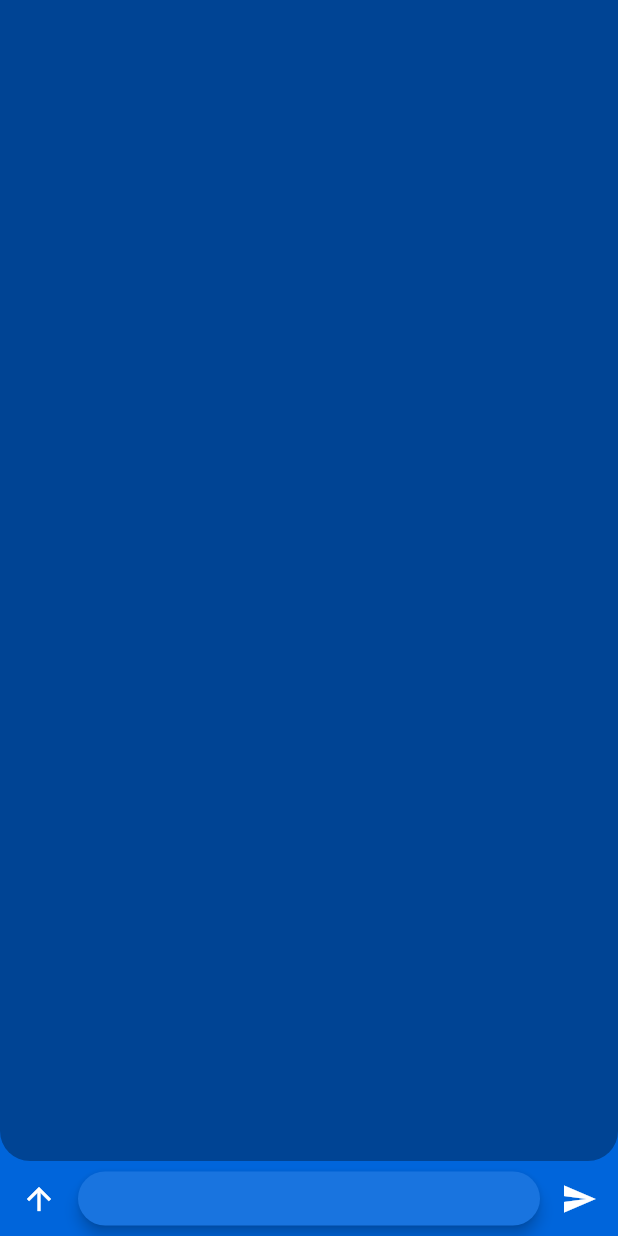
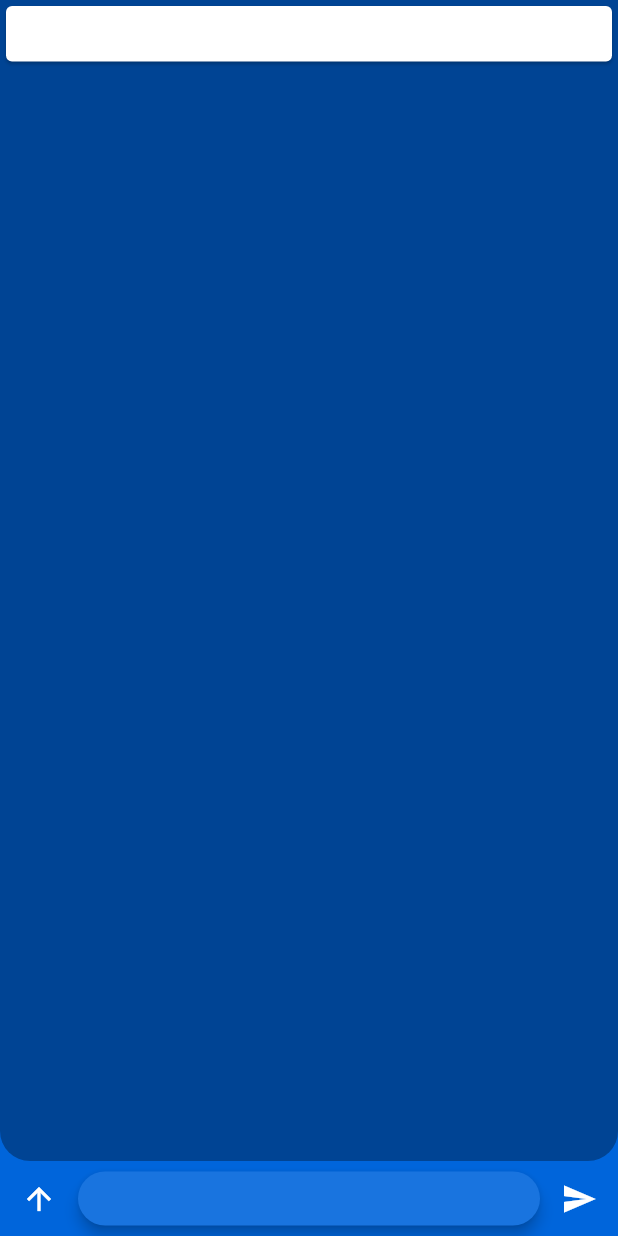
Before and after one commit to lburzak/notty, a Flutter app: the screen it shows after launch, after a tap on the "send" icon, on a phone screen of 412 x 824 dp. Run offline on Flutter 3.47's test engine with Material 2 defaults, Android fonts, the phone set to English and light mode, and no system bars; our stand-ins replace google_fonts.

```diff
--- a/lib/main.dart
+++ b/lib/main.dart
@@ -14,7 +14,14 @@ class MyApp extends StatelessWidget {
         theme: ThemeData(
           primaryColor: Color.fromARGB(0xff, 0x00, 0x65, 0xdb),
           backgroundColor: Color.fromARGB(0xff, 0x00, 0x44, 0x94),
-          accentColor: Color.fromARGB(0xff, 0x19, 0x74, 0xdf)
+          accentColor: Color.fromARGB(0xff, 0x19, 0x74, 0xdf),
+          textTheme: Typography.blackMountainView.copyWith(
+            bodyText2: TextStyle(
+              fontSize: 14.0, color: Colors.white
+            )
+          ).apply(
+            fontFamily: GoogleFonts.poppins().fontFamily,
+          )
         ),
         debugShowCheckedModeBanner: false
     );
@@ -76,11 +83,19 @@ class BottomBarButton extends StatelessWidget {
 class NoteInputBox extends StatelessWidget {
   final void Function(String text)? onChanged;
   final void Function(String text)? onSubmitted;
+  final TextEditingController inputController = TextEditingController();
+  final String text;
 
-  const NoteInputBox({Key? key, this.onChanged, this.onSubmitted}) : super(key: key);
+  NoteInputBox({Key? key, this.onChanged, this.onSubmitted, this.text = ""}) : super(key: key);
 
   @override
-  Widget build(BuildContext context) => Material(
+  Widget build(BuildContext context) {
+    inputController.value = TextEditingValue(
+      text: text,
+      selection: TextSelection.collapsed(offset: text.length)
+    );
+
+    return Material(
       elevation: 4,
       color: Theme.of(context).accentColor,
       borderRadius: BorderRadius.circular(32),
@@ -90,13 +105,11 @@ class NoteInputBox extends StatelessWidget {
           height: 42,
           child: Center(
             child: TextField(
+              controller: inputController,
               onChanged: onChanged,
               onSubmitted: onSubmitted,
               maxLines: 1,
-            style: GoogleFonts.poppins(
-              color: Colors.white,
-              fontSize: 14,
-            ),
+              style: Theme.of(context).textTheme.bodyText2,
               decoration: InputDecoration(
                   contentPadding: const EdgeInsets.all(0.0),
                   isDense: true,
@@ -107,6 +120,7 @@ class NoteInputBox extends StatelessWidget {
         ),
       ),
     );
+  }
 }
 
 class BottomBar extends StatefulWidget {
@@ -119,11 +133,19 @@ class BottomBar extends StatefulWidget {
 }
 
 class _BottomBarState extends State<BottomBar> {
-  String? _newNoteContent;
+  String _newNoteContent = "";
 
-  void changeNewNote(String newContent) {
+  void _changeNewNote(String newContent) {
     setState(() {
       _newNoteContent = newContent;
+    });
+  }
+
+  void _submitNewNote(String content) {
+    widget.onNewNote!(content);
+
+    setState(() {
+      _newNoteContent = "";
     });
   }
 
@@ -137,14 +159,15 @@ class _BottomBarState extends State<BottomBar> {
             child: Padding(
               padding: EdgeInsets.symmetric(horizontal: 10),
               child: NoteInputBox(
-                  onChanged: changeNewNote,
-                  onSubmitted: widget.onNewNote),
+                  text: _newNoteContent,
+                  onChanged: _changeNewNote,
+                  onSubmitted: _submitNewNote),
             )
         ),
         BottomBarButton(
             icon: Icons.send,
             onPressed: () {
-              widget.onNewNote!(_newNoteContent!);
+              _submitNewNote(_newNoteContent);
             }),
       ],
     ),
@@ -197,7 +220,7 @@ class Note extends StatelessWidget {
   Widget build(BuildContext context) => Card(
     child: Padding(
       padding: const EdgeInsets.all(8.0),
-      child: Text(this.content),
+      child: Text(this.content, style: Theme.of(context).textTheme.bodyText1,),
     ),
   );
 }
```
Lines whose indentation alone changed are shown as unchanged.
